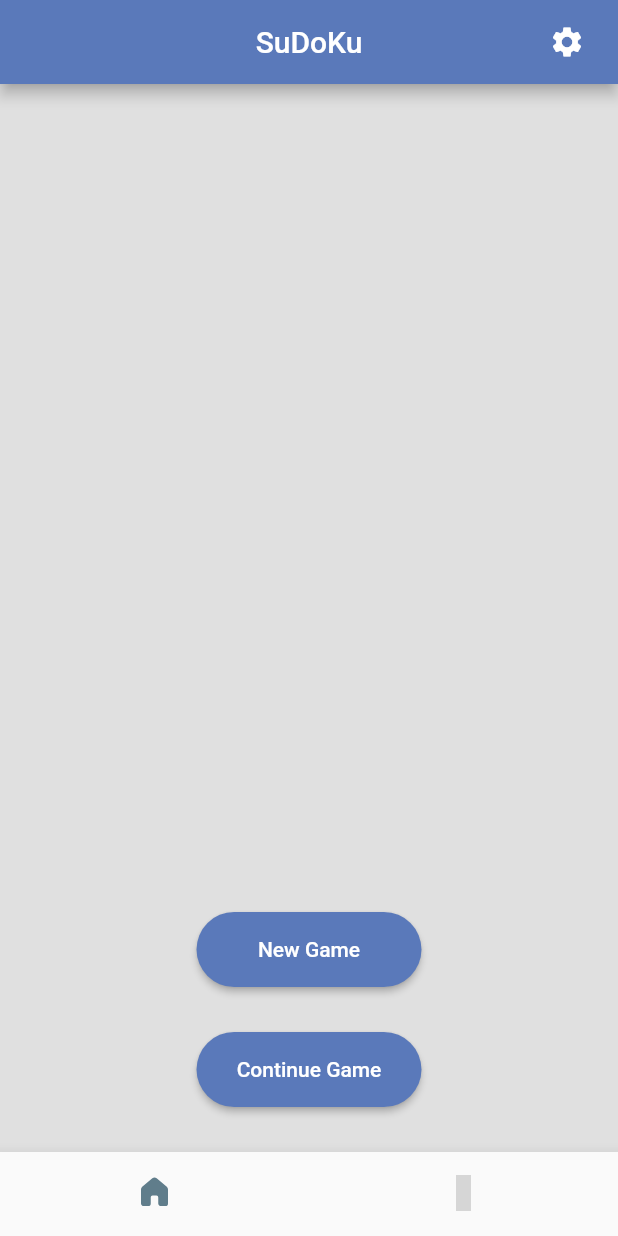
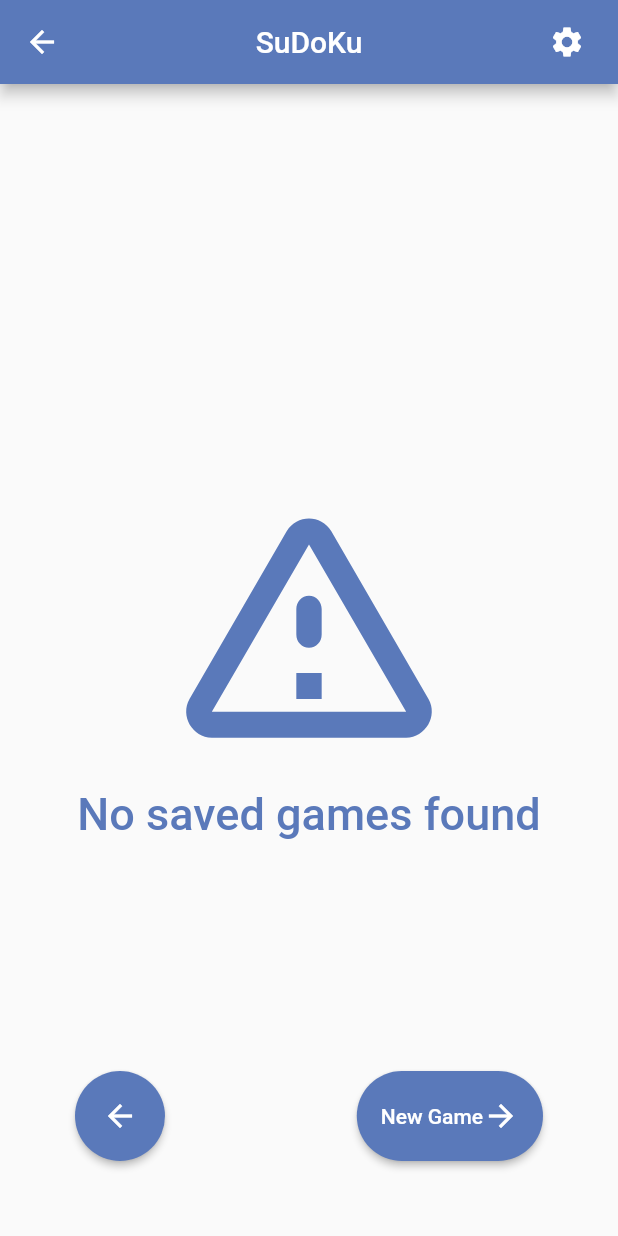
Before and after one commit to Allan2Fernandes/sudoku2, a Flutter app: the screen it shows after launch, after a tap on "Continue Game", on a phone screen of 412 x 824 dp. Run offline on Flutter 3.47's test engine with Material 2 defaults, Android fonts, the phone set to English and light mode, and no system bars; our stand-ins replace fluentui_icons, sqflite, tuple; missing offline and left inert: sudoku_solver_generator; accounts and stored records are empty; grey boxes are pictures that could not be loaded.

Commit message:
Added funcionality to saved games

```diff
--- /dev/null
+++ b/lib/database_classes/saved_game_entry.dart
@@ -0,0 +1,40 @@
+
+
+class SavedGameEntry{
+  late int savedGameID;
+  late String gameElementStates;
+  late String solutionElementStates;
+  late String originalValues;
+  late String correctValuesIndices;
+  late String durationString;
+  late String difficultyLevel;
+  late int numberMistakes;
+  late String saveTime;
+
+  //Constructor
+  SavedGameEntry(this.savedGameID,
+      this.gameElementStates,
+      this.solutionElementStates,
+      this.originalValues,
+      this.correctValuesIndices,
+      this.durationString,
+      this.difficultyLevel,
+      this.numberMistakes,
+      this.saveTime
+      );
+
+  Map<String, dynamic> getGameMap(){
+    final gameMap = {
+      'savedGameID': this.savedGameID,
+      'gameElementStates': this.gameElementStates,
+      'solutionElementStates': this.solutionElementStates,
+      'originalValues': this.originalValues,
+      'correctValuesIndices': this.correctValuesIndices,
+      'durationString': this.durationString,
+      'difficultyLevel': this.difficultyLevel,
+      'numberMistakes': this.numberMistakes,
+      'saveTime': this.saveTime
+    };
+    return gameMap;
+  }
+}
--- a/lib/widgets/difficulty_level_page.dart
+++ b/lib/widgets/difficulty_level_page.dart
@@ -3,7 +3,6 @@ import 'dart:math';
 import 'package:fluentui_icons/fluentui_icons.dart';
 import 'package:flutter/cupertino.dart';
 import 'package:flutter/material.dart';
-import 'package:sqflite/sqflite.dart';
 import 'package:sudoku2/database_classes/database.dart';
 import 'package:sudoku2/difficulty_level.dart';
 import 'package:sudoku2/widgets/game_page.dart';
@@ -157,10 +156,9 @@ class _DifficultyLevelSelectorState extends State<DifficultyLevelSelector> {
                 ElevatedButton(
                     onPressed: () async {
                       DataBaseHandler dbHandler = DataBaseHandler();
-                      int newGamesID = await dbHandler.getNewGameID() as int;
                       Navigator.push(
                           context,
-                          MaterialPageRoute(builder: (context)=> GamePage(isLoadedGame: false, gameID: newGamesID,))
+                          MaterialPageRoute(builder: (context)=> GamePage(isLoadedGame: false,))
                       );
                     },
                     style: ElevatedButton.styleFrom(
--- a/lib/widgets/home_page.dart
+++ b/lib/widgets/home_page.dart
@@ -3,6 +3,7 @@ import 'package:flutter/material.dart';
 import 'package:sudoku2/Styles.dart';
 import 'package:sudoku2/difficulty_level.dart';
 import 'package:sudoku2/widgets/game_page.dart';
+import 'package:sudoku2/widgets/saved_game_picker_page.dart';
 
 import 'difficulty_level_page.dart';
 
@@ -53,7 +54,10 @@ class _HomePageState extends State<HomePage> {
                   margin: EdgeInsets.only(bottom: 30),
                   child: ElevatedButton(
                       onPressed: (){
-
+                        Navigator.push(
+                            context,
+                            MaterialPageRoute(builder: (context)=> SavedGamePicker())
+                        );
                       },
                       style: ElevatedButton.styleFrom(
                         minimumSize: Size(150, 50),
--- /dev/null
+++ b/lib/widgets/no_saved_games_page.dart
@@ -0,0 +1,78 @@
+import 'package:flutter/cupertino.dart';
+import 'package:flutter/material.dart';
+import 'package:sudoku2/Styles.dart';
+
+import 'difficulty_level_page.dart';
+
+class NoSavedGamesPage extends StatelessWidget {
+  const NoSavedGamesPage({Key? key}) : super(key: key);
+
+  @override
+  Widget build(BuildContext context) {
+    return Container(
+      height: MediaQuery.of(context).size.height,
+      width: MediaQuery.of(context).size.width,
+      child: Stack(
+        children: [
+          Center(
+          child: Column(
+            mainAxisAlignment: MainAxisAlignment.center,
+            children: [
+              Icon(Icons.warning_amber_rounded, size: MediaQuery.of(context).size.width/2, color: Styles.themeColor,),
+              TextButton(
+                  onPressed: (){},
+                  child: Text("No saved games found", style: TextStyle(color: Styles.themeColor, fontSize: 30),)
+              ),
+            ],
+          ),
+        ),
+          Column(
+            mainAxisAlignment: MainAxisAlignment.end,
+            children: [
+              Padding(
+                padding: EdgeInsets.only(left: 50, right: 50, bottom: 50),
+                child: Row(
+                  mainAxisAlignment: MainAxisAlignment.spaceBetween,
+                  children: [
+                    ElevatedButton(
+                      onPressed: (){
+                        Navigator.pop(context);
+                      },
+                      child: Icon(Icons.arrow_back),
+                      style: ElevatedButton.styleFrom(
+                        minimumSize: Size(60, 60),
+                        shape: RoundedRectangleBorder(borderRadius: BorderRadius.circular(30)),
+                        backgroundColor: Styles.buttonsColor,
+                      ),
+                    ),
+                    ElevatedButton(
+                        onPressed: (){
+                          Navigator.push(
+                              context,
+                              MaterialPageRoute(builder: (context)=> const DifficultyLevelSelector())
+                          );
+                        },
+                        style: ElevatedButton.styleFrom(
+                          minimumSize: Size(60, 60),
+                          shape: RoundedRectangleBorder(borderRadius: BorderRadius.circular(30)),
+                          backgroundColor: Styles.buttonsColor,
+                        ),
+                        child: Container(
+                          child: Row(
+                            children: [
+                              Text("New Game"),
+                              Icon(Icons.arrow_forward)
+                            ],
+                          ),
+                        )
+                    )
+                  ],
+                ),
+              ),
+            ],
+          )
+        ]
+      ),
+    );
+  }
+}
--- /dev/null
+++ b/lib/widgets/saved_game_picker_page.dart
@@ -0,0 +1,78 @@
+import 'package:flutter/cupertino.dart';
+import 'package:flutter/material.dart';
+import 'package:sudoku2/Styles.dart';
+import 'package:sudoku2/database_classes/database.dart';
+import 'package:sudoku2/database_classes/saved_game_entry.dart';
+import 'package:sudoku2/widgets/no_saved_games_page.dart';
+import 'package:sudoku2/widgets/saved_game_scroll_single_view.dart';
+
+class SavedGamePicker extends StatefulWidget {
+  const SavedGamePicker({Key? key}) : super(key: key);
+
+  @override
+  State<SavedGamePicker> createState() => _SavedGamePickerState();
+}
+
+class _SavedGamePickerState extends State<SavedGamePicker> {
+
+  List<Map<String, dynamic>> listOfSavedGames = [];
+  bool isLoading = true;
+
+  void refreshListOfSavedGames() async {
+    final data = await DataBaseHandler().getAllSavedGames(); //Consider using a THEN here if there are problems
+    setState(() {
+      listOfSavedGames = data;
+      isLoading = false;
+    });
+  }
+
+  @override
+  void initState(){
+    super.initState();
+    //Get all saved games here. Set state here
+    refreshListOfSavedGames();
+  }
+
+
+
+  @override
+  Widget build(BuildContext context) {
+    return WillPopScope(
+      onWillPop: () async {
+        print("Going back");
+        Navigator.pop(context);
+        return false;
+      },
+      child: Scaffold(
+        appBar: AppBar(
+          title: Text('SuDoKu'),
+          centerTitle: true,
+          backgroundColor: Styles.themeColor,
+          actions: [
+            Container(
+              margin: const EdgeInsets.only(right: 10),
+              child: IconButton(
+                icon: Icon(Icons.settings),
+                color: Colors.white,
+                onPressed: (){
+                },
+              ),
+            )
+          ],
+        ),
+        body: isLoading? Center(child: CircularProgressIndicator()):listOfSavedGames.length!=0?SingleChildScrollView(
+            scrollDirection: Axis.horizontal,
+            child: Column(
+              mainAxisAlignment: MainAxisAlignment.spaceEvenly,
+              children: [
+                Row(
+                  children: this.listOfSavedGames.map((singleSavedGame) => SavedGameSrcollSingleView(savedGameInfo: singleSavedGame)).toList(),
+                ),
+              ],
+            )
+        )
+            :NoSavedGamesPage(),
+      ),
+    );
+  }
+}
```
Also changed, not shown: lib/database_classes/database.dart (+50 -93 lines), lib/widgets/game_page.dart (+31 -8 lines), lib/widgets/saved_game_scroll_single_view.dart (added, +230 -0 lines).
